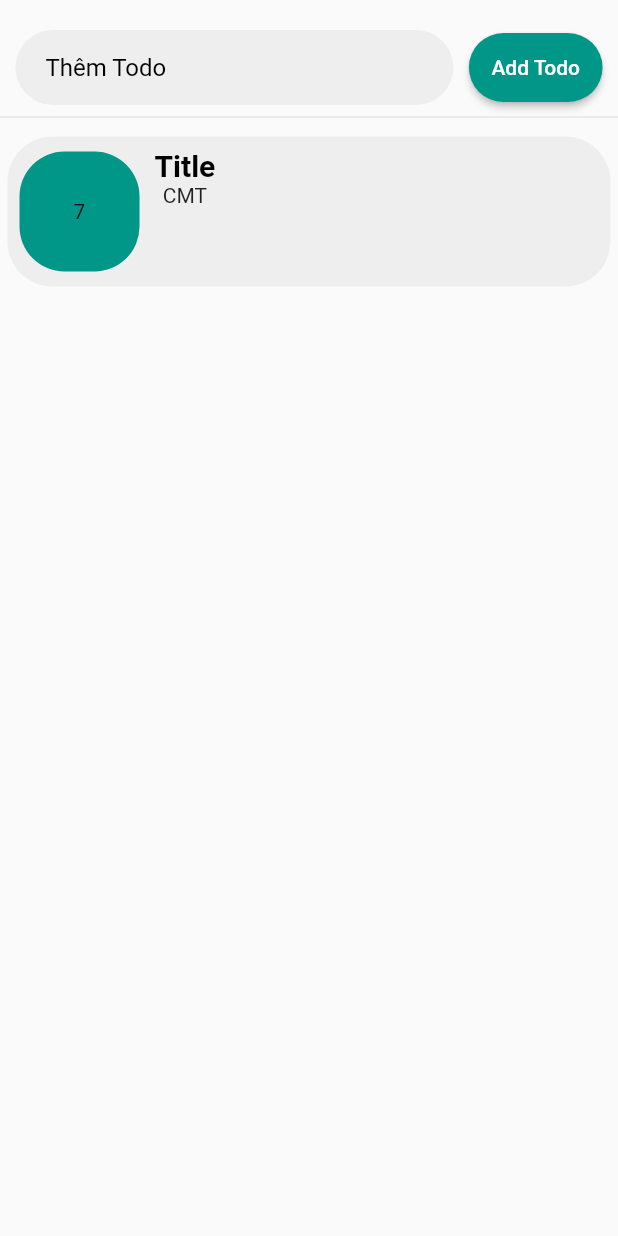
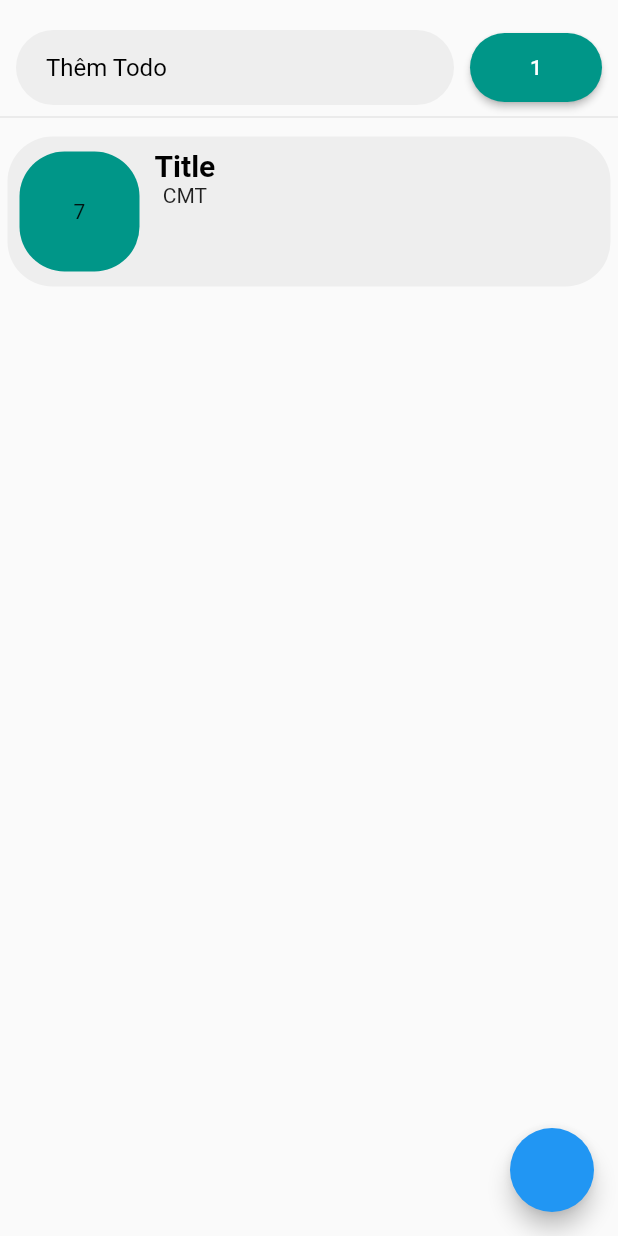
Before and after one commit to LeTheLu/todoDemo01, a Flutter app: the screen it shows after launch, on a phone screen of 412 x 824 dp. Run offline on Flutter 3.47's test engine with Material 2 defaults, Android fonts, the phone set to English and light mode, and no system bars.

Commit message:
thay doi

```diff
--- /dev/null
+++ b/lib/data.dart
@@ -0,0 +1,23 @@
+import 'package:flutter/material.dart';
+
+class DataInheritedWidget extends InheritedWidget {
+
+
+
+  final Widget child;
+  final int intdexTodo;
+
+  const DataInheritedWidget({required this.child,required this.intdexTodo, Key? key,}) : super(key: key, child: child);
+
+
+  static DataInheritedWidget of(BuildContext context) {
+    final DataInheritedWidget? result = context.dependOnInheritedWidgetOfExactType<DataInheritedWidget>();
+    assert(result != null, 'No DataInheriteWidget found in context');
+    return result!;
+  }
+
+  @override
+  bool updateShouldNotify(DataInheritedWidget oldWidget) {
+    return intdexTodo != oldWidget.intdexTodo;
+  }
+}
--- a/lib/home_page.dart
+++ b/lib/home_page.dart
@@ -1,5 +1,6 @@
 import 'package:demo02/router.dart';
 import 'package:flutter/material.dart';
+import 'data.dart';
 import 'models/model_todo.dart';
 
 class HomePage extends StatefulWidget {
@@ -10,16 +11,24 @@ class HomePage extends StatefulWidget {
 }
 
 class _HomePageState extends State<HomePage> {
+
   Todo todo = Todo(DateTime.now(), title: "Title", cmt: "CMT");
-  List<Todo> listTodo = [];
+  List<Todo> listTodo1 = [];
+
+  int index01 = 1 ;
+
 
 
 
   @override
   Widget build(BuildContext context) {
-    listTodo.add(todo);
+    listTodo1.add(todo);
 
-    return Scaffold(
+
+
+    return DataInheritedWidget(
+      intdexTodo: index01,
+      child: Scaffold(
         body: SafeArea(
           child: Column(
             children: [
@@ -53,9 +62,13 @@ class _HomePageState extends State<HomePage> {
                       borderRadius: BorderRadius.circular(30),
                     ),
                     color: Colors.teal,
-                  onPressed: () {},
-                  child: const Text(
-                    "Add Todo",
+                    onPressed: () {
+                      setState(() {
+
+                      });
+                    },
+                    child: Text(
+                      index01.toString(),
                       style: TextStyle(color: Colors.white),
                     ),
                   )
@@ -67,23 +80,28 @@ class _HomePageState extends State<HomePage> {
                   separatorBuilder: (context, index) {
                     return const Divider();
                   },
-                itemCount: listTodo.length,
+                  itemCount: listTodo1.length,
                   itemBuilder: (context, index) {
-                  return item(context, listTodo[index]);
+                    return item(context, index, listTodo1[index]);
                   },
                 ),
               ),
             ],
           ),
         ),
+        floatingActionButton: FloatingActionButton(
+          onPressed: (){
+            final data = context.dependOnInheritedWidgetOfExactType<DataInheritedWidget>();
+            print(data!.intdexTodo);
+          },
+        ),
+      ),
     );
   }
-}
-
-item(context , Todo todo) {
+  item(context , int index, Todo todo) {
     return GestureDetector(
       onTap: (){
-      Navigator.pushNamed(context, RouteName.page,arguments: todo);
+        Navigator.pushNamed(context, RouteName.page,arguments: index);
       },
       child: Container(
         decoration: BoxDecoration(
@@ -122,3 +140,4 @@ item(context , Todo todo) {
       ),
     );
   }
+}
--- a/lib/router.dart
+++ b/lib/router.dart
@@ -1,4 +1,3 @@
-import 'package:demo02/models/model_todo.dart';
 import 'package:demo02/todo_page.dart';
 import 'package:flutter/material.dart';
 
@@ -18,8 +17,7 @@ class Routes{
         return MaterialPageRoute(builder: (_) => const HomePage());
       }
       case "TodoPage": {
-        Todo todo = settings.arguments as Todo;
-        return MaterialPageRoute(builder: (_) => TodoPage(todo: todo,));
+        return MaterialPageRoute(builder: (_) => const TodoPage());
       }
     }
   }
--- a/lib/todo_page.dart
+++ b/lib/todo_page.dart
@@ -1,17 +1,24 @@
-import 'package:demo02/models/model_todo.dart';
+import 'package:demo02/data.dart';
 import 'package:flutter/material.dart';
 
+import 'home_page.dart';
+
 class TodoPage extends StatefulWidget {
-  final Todo todo;
-  const TodoPage({Key? key, required this.todo}) : super(key: key);
+  const TodoPage({Key? key}) : super(key: key);
 
   @override
   _TodoPageState createState() => _TodoPageState();
 }
 
 class _TodoPageState extends State<TodoPage> {
+
+
+
   @override
   Widget build(BuildContext context) {
+
+    final data = context.dependOnInheritedWidgetOfExactType<DataInheritedWidget>();
+
     return Scaffold(
       body: SafeArea(
         child: SingleChildScrollView(
@@ -30,9 +37,9 @@ class _TodoPageState extends State<TodoPage> {
                         child: GestureDetector(
 
                           onTap: (){
-                            showDialog(
+                            /*showDialog(
                                 context: context,
-                                builder: (BuildContext context) => _buildPopupDialog(context, widget.todo.title));
+                                builder: (BuildContext context) => _buildPopupDialog(context, listTodo1[widget.index].title));*/
                           },
 
                           child: Container(
@@ -43,7 +50,7 @@ class _TodoPageState extends State<TodoPage> {
                               borderRadius: const BorderRadius.all(Radius.circular(30))
                             ),
                       child: Center(
-                          child: Text(widget.todo.title,style: const TextStyle(color: Colors.teal, fontWeight: FontWeight.bold, fontSize: 30),
+                          child: Text(data.intdexTodo.toString(),style: const TextStyle(color: Colors.teal, fontWeight: FontWeight.bold, fontSize: 30),
                           ),
                     )),
                         )),
@@ -76,7 +83,7 @@ class _TodoPageState extends State<TodoPage> {
                                 color: Colors.teal,
                                 borderRadius: BorderRadius.all(Radius.circular(15)),
                               ),
-                              child: Center(child: Text(widget.todo.datetime!.day.toString())),
+                              child: Center(child: Text("hello")),
                             ),
                             const SizedBox(height: 20,),
                             SizedBox(
--- a/pubspec.yaml
+++ b/pubspec.yaml
@@ -34,6 +34,7 @@ dependencies:
   # The following adds the Cupertino Icons font to your application.
   # Use with the CupertinoIcons class for iOS style icons.
   cupertino_icons: ^1.0.2
+  shared_preferences: ^2.0.8
 
 dev_dependencies:
   flutter_test:
```
Also changed, not shown: pubspec.lock. Lines whose indentation alone changed are shown as unchanged.
